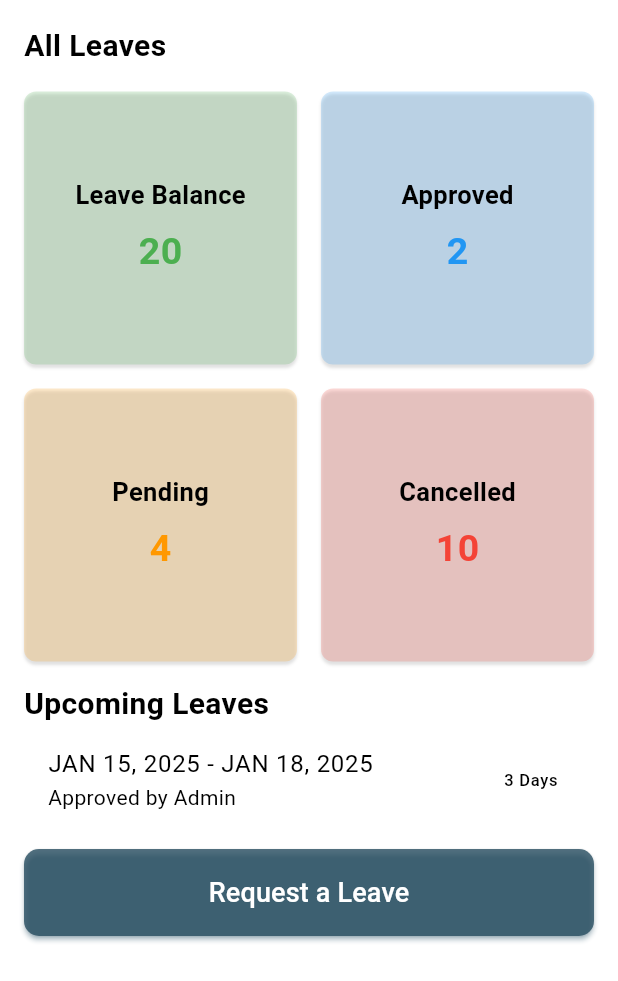
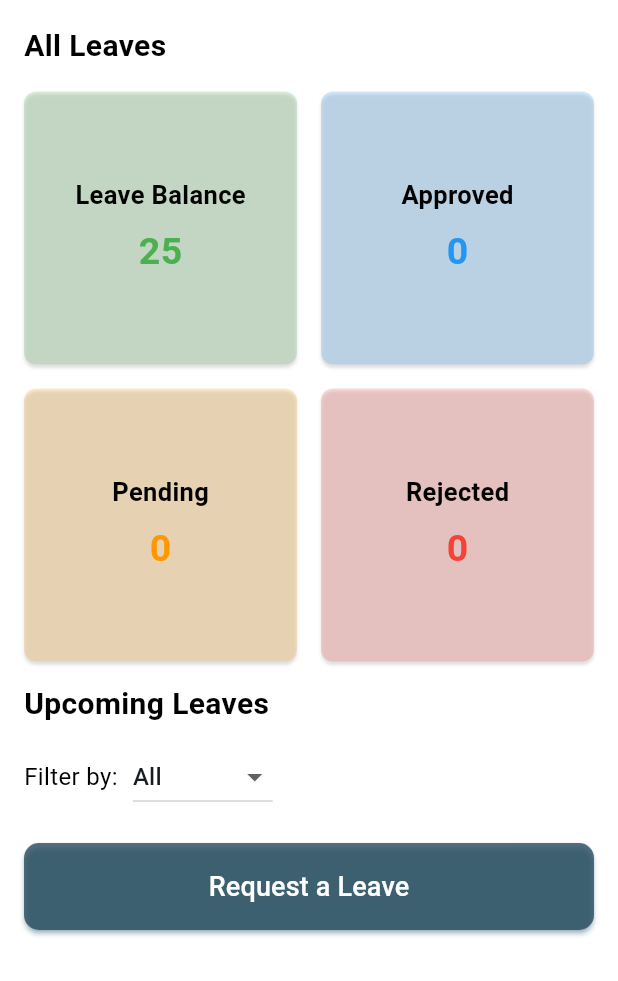
Before and after one commit to noura2tarek/gps-attendance-system, a Flutter app: the LeavesPage screen opened by its route, on a phone screen of 412 x 824 dp. Shown: the top 981 px of the screen. Run offline on Flutter 3.47's test engine with Material 3 defaults, Android fonts, the phone set to English and light mode, and no system bars; our stand-ins replace bloc, calendar_timeline, cloud_firestore, equatable, firebase_auth, firebase_core and 5 more; accounts and stored records are empty; generated files the repository leaves out were written again; Roboto replaces fonts that are missing (Lora); statements that could not run were skipped.

Commit message:
Leaves_user logic

```diff
--- a/lib/app/view/app.dart
+++ b/lib/app/view/app.dart
@@ -1,3 +1,4 @@
+import 'package:firebase_auth/firebase_auth.dart';
 import 'package:flutter/material.dart';
 import 'package:flutter_bloc/flutter_bloc.dart';
 import 'package:gps_attendance_system/app_navigator.dart';
@@ -5,11 +6,13 @@ import 'package:gps_attendance_system/blocs/attendance/attendance_bloc.dart';
 import 'package:gps_attendance_system/blocs/auth/auth_cubit.dart';
 import 'package:gps_attendance_system/blocs/language/change_language_cubit.dart';
 import 'package:gps_attendance_system/blocs/language/change_language_state.dart';
+import 'package:gps_attendance_system/blocs/leaves/leaves_bloc.dart';
 import 'package:gps_attendance_system/blocs/theme/theme_bloc.dart';
 import 'package:gps_attendance_system/blocs/theme/theme_state.dart';
 import 'package:gps_attendance_system/blocs/user_cubit/users_cubit.dart';
 import 'package:gps_attendance_system/core/app_routes.dart';
 import 'package:gps_attendance_system/core/models/user_model.dart';
+import 'package:gps_attendance_system/core/services/leave_service.dart';
 import 'package:gps_attendance_system/l10n/l10n.dart';
 import 'package:gps_attendance_system/presentation/animation/fade.dart';
 import 'package:gps_attendance_system/presentation/screens/admin_dashboard/admin_home.dart';
@@ -44,6 +47,15 @@ class App extends StatelessWidget {
           create: (context) => UsersCubit()
             ..getUsers()
             ..getAdminData(),
+        ),
+        BlocProvider(
+          create: (context) {
+            final userId =
+                FirebaseAuth.instance.currentUser?.uid; // Get current user ID
+            return LeaveBloc(
+              LeaveService(),
+            ); // Pass userId to LeaveBloc
+          },
         ),
       ],
       child: BlocBuilder<ChangeLanguageCubit, ChangeLanguageState>(
--- /dev/null
+++ b/lib/blocs/leaves/leaves_event.dart
@@ -0,0 +1,21 @@
+// leave_event.dart
+part of 'leaves_bloc.dart'; // Link to leave_bloc.dart
+
+abstract class LeaveEvent {}
+
+// Event to fetch leaves from Firestore
+class FetchLeaves extends LeaveEvent {}
+
+// Event to filter leaves based on status
+class FilterLeaves extends LeaveEvent {
+  final String filter;
+
+  FilterLeaves(this.filter);
+}
+
+
+class LeavesUpdated extends LeaveEvent {
+  final List<LeaveModel> leaves;
+
+  LeavesUpdated(this.leaves);
+}
--- /dev/null
+++ b/lib/blocs/leaves/leaves_state.dart
@@ -0,0 +1,21 @@
+// leave_state.dart
+part of 'leaves_bloc.dart';
+
+abstract class LeaveState {}
+
+class LeaveInitial extends LeaveState {}
+
+class LeaveLoading extends LeaveState {}
+
+class LeaveLoaded extends LeaveState {
+  final List<LeaveModel> leaves; // Filtered leaves
+  final List<LeaveModel> allLeaves; // Original list of leaves
+
+  LeaveLoaded({required this.leaves, required this.allLeaves});
+}
+
+class LeaveError extends LeaveState {
+  final String message;
+
+  LeaveError({required this.message});
+}
--- a/lib/core/services/leave_service.dart
+++ b/lib/core/services/leave_service.dart
@@ -39,4 +39,26 @@ class LeaveService {
               .toList(),
         );
   }
+
+  static Stream<List<LeaveModel>> getLeavesByContactNumber(
+      String contactNumber) {
+    return _leavesCollection
+        .where('contactNumber', isEqualTo: contactNumber)
+        .snapshots()
+        .map(
+          (snapshot) => snapshot.docs
+              .map((doc) => LeaveModel.fromFirestore(doc))
+              .toList(),
+        );
+  }
+
+  static Future<void> updateLeaveStatus(
+      String leaveId, String newStatus) async {
+    try {
+      await _leavesCollection.doc(leaveId).update({'status': newStatus});
+      print('Leave status updated successfully');
+    } catch (e) {
+      print('Error updating leave status: $e');
+    }
+  }
 }
--- a/lib/core/services/user_services.dart
+++ b/lib/core/services/user_services.dart
@@ -91,4 +91,25 @@ class UserService {
     });
     return usersData;
   }
+
+//method to retrieve the contact number of current user
+  static final FirebaseFirestore _firestore = FirebaseFirestore.instance;
+  static final CollectionReference<Map<String, dynamic>> _usersCollection =
+      _firestore.collection('users');
+
+  // Fetch the current user's contact number
+  static Future<String?> getCurrentUserContactNumber() async {
+    final userId = FirebaseAuth.instance.currentUser?.uid;
+    print("Current user ID: $userId"); // Debug log
+    if (userId != null) {
+      final userDoc = await _usersCollection.doc(userId).get();
+      if (userDoc.exists) {
+        final userData = userDoc.data() as Map<String, dynamic>?;
+        final contactNumber = userData?['contactNumber'] as String?;
+        print("Fetched contact number: $contactNumber"); // Debug log
+        return contactNumber;
+      }
+    }
+    return null;
+  }
 }
--- a/lib/presentation/screens/leaves/leaves_page.dart
+++ b/lib/presentation/screens/leaves/leaves_page.dart
@@ -1,10 +1,33 @@
 import 'package:flutter/material.dart';
+import 'package:flutter_bloc/flutter_bloc.dart';
+import 'package:gps_attendance_system/blocs/leaves/leaves_bloc.dart';
 import 'package:gps_attendance_system/core/app_routes.dart';
 import 'package:gps_attendance_system/presentation/screens/leaves/widgets/custom_button.dart';
 import 'package:gps_attendance_system/presentation/screens/leaves/widgets/leaves_status_square.dart';
+import 'package:intl/intl.dart';
 
-class LeavesPage extends StatelessWidget {
+class LeavesPage extends StatefulWidget {
   const LeavesPage({super.key});
+
+  @override
+  State<LeavesPage> createState() => _LeavesPageState();
+}
+
+class _LeavesPageState extends State<LeavesPage> {
+  String _selectedFilter = 'All';
+
+  final List<String> _filterOptions = [
+    'All',
+    'Pending',
+    'Approved',
+    'Rejected'
+  ];
+
+  @override
+  void initState() {
+    super.initState();
+    context.read<LeaveBloc>().add(FetchLeaves());
+  }
 
   @override
   Widget build(BuildContext context) {
@@ -23,59 +46,173 @@ class LeavesPage extends StatelessWidget {
                 ),
               ),
               const SizedBox(height: 16),
-              //------ Leave Status Squares ------//
-              GridView.count(
+
+              // Summary of Leave Status
+              BlocBuilder<LeaveBloc, LeaveState>(
+                builder: (context, state) {
+                  if (state is LeaveLoading) {
+                    return const Center(child: CircularProgressIndicator());
+                  } else if (state is LeaveError) {
+                    return Center(child: Text(state.message));
+                  } else if (state is LeaveLoaded) {
+                    final leaves = state.leaves;
+                    final pendingLeaves = leaves
+                        .where((leave) => leave.status == 'Pending')
+                        .length;
+                    final approvedLeaves = leaves
+                        .where((leave) => leave.status == 'Approved')
+                        .length;
+                    final rejectedLeaves = leaves
+                        .where((leave) => leave.status == 'Rejected')
+                        .length;
+
+                    return GridView.count(
                       crossAxisCount: 2,
                       crossAxisSpacing: 16,
                       mainAxisSpacing: 16,
                       shrinkWrap: true,
                       physics: const NeverScrollableScrollPhysics(),
-                children: const [
+                      children: [
                         LeaveStatusSquare(
                           title: 'Leave Balance',
-                    count: 20,
+                          count: 25, // Example value
                           color: Colors.green,
                           opacity: 0.2,
                         ),
                         LeaveStatusSquare(
                           title: 'Approved',
-                    count: 2,
+                          count: approvedLeaves,
                           color: Colors.blue,
                           opacity: 0.2,
                         ),
                         LeaveStatusSquare(
                           title: 'Pending',
-                    count: 4,
+                          count: pendingLeaves,
                           color: Colors.orange,
                           opacity: 0.2,
                         ),
                         LeaveStatusSquare(
-                    title: 'Cancelled',
-                    count: 10,
+                          title: 'Rejected',
+                          count: rejectedLeaves,
                           color: Colors.red,
                           opacity: 0.2,
                         ),
                       ],
+                    );
+                  } else {
+                    return const SizedBox();
+                  }
+                },
               ),
+
               const SizedBox(height: 14),
+
+              // Upcoming Leaves Header
               const Text(
                 'Upcoming Leaves',
                 style: TextStyle(fontSize: 20, fontWeight: FontWeight.bold),
               ),
-              //------ Upcoming Leaves list ------//
-              ListView(
-                shrinkWrap: true,
-                physics: const NeverScrollableScrollPhysics(),
-                children: const [
-                  ListTile(
-                    title: Text('JAN 15, 2025 - JAN 18, 2025'),
-                    subtitle: Text('Approved by Admin'),
-                    trailing: Text('3 Days'),
+              const SizedBox(height: 10),
+
+              // Filter Dropdown
+              Row(
+                children: [
+                  const Text(
+                    'Filter by:',
+                    style: TextStyle(fontSize: 16),
+                  ),
+                  const SizedBox(width: 10),
+                  DropdownButton<String>(
+                    value: _selectedFilter,
+                    onChanged: (String? newValue) {
+                      setState(() {
+                        _selectedFilter = newValue!;
+                      });
+                      context
+                          .read<LeaveBloc>()
+                          .add(FilterLeaves(_selectedFilter));
+                    },
+                    items: _filterOptions
+                        .map<DropdownMenuItem<String>>((String value) {
+                      return DropdownMenuItem<String>(
+                        value: value,
+                        child: Text(value),
+                      );
+                    }).toList(),
                   ),
                 ],
               ),
+
               const SizedBox(height: 10),
-              //-------- Request Leave Button --------//
+
+              // Upcoming Leaves List
+              BlocBuilder<LeaveBloc, LeaveState>(
+                builder: (context, state) {
+                  if (state is LeaveLoaded) {
+                    final filteredLeaves = state.leaves;
+
+                    // Date formatter
+                    final dateFormat = DateFormat('yyyy-MM-dd');
+
+                    return ListView.builder(
+                      shrinkWrap: true,
+                      physics: const NeverScrollableScrollPhysics(),
+                      itemCount: filteredLeaves.length,
+                      itemBuilder: (context, index) {
+                        final leave = filteredLeaves[index];
+                        final startDate =
+                            dateFormat.format(leave.startDate.toDate());
+                        final endDate =
+                            dateFormat.format(leave.endDate.toDate());
+                        final days = leave.endDate
+                            .toDate()
+                            .difference(leave.startDate.toDate())
+                            .inDays;
+
+                        return Card(
+                          margin: const EdgeInsets.symmetric(vertical: 6),
+                          child: ListTile(
+                            contentPadding: const EdgeInsets.symmetric(
+                                vertical: 8, horizontal: 12),
+                            title: Text(
+                              '$startDate - $endDate',
+                              style: const TextStyle(
+                                fontSize: 16,
+                                fontWeight: FontWeight.w500,
+                              ),
+                            ),
+                            subtitle: Text(
+                              leave.status,
+                              style: TextStyle(
+                                fontSize: 14,
+                                fontWeight: FontWeight.bold,
+                                color: leave.status == 'Approved'
+                                    ? Colors.green
+                                    : leave.status == 'Pending'
+                                        ? Colors.orange
+                                        : Colors.red,
+                              ),
+                            ),
+                            trailing: Text(
+                              '$days Day${days != 1 ? 's' : ''}',
+                              style: const TextStyle(
+                                fontSize: 14,
+                                color: Colors.grey,
+                              ),
+                            ),
+                          ),
+                        );
+                      },
+                    );
+                  } else {
+                    return const SizedBox();
+                  }
+                },
+              ),
+
+              const SizedBox(height: 10),
+
+              // Request Leave Button
               SizedBox(
                 width: MediaQuery.of(context).size.width * 0.6,
                 child: CustomButton(
@@ -84,7 +221,10 @@ class LeavesPage extends StatelessWidget {
                     Navigator.pushNamed(
                       context,
                       AppRoutes.requestLeave,
-                    );
+                    ).then((_) {
+                      // Refresh leaves after returning
+                      context.read<LeaveBloc>().add(FetchLeaves());
+                    });
                   },
                 ),
               ),
```
Also changed, not shown: lib/blocs/leaves/leaves_bloc.dart (added, +78 -0 lines), pubspec.lock, 127 other files. Lines whose indentation alone changed are shown as unchanged.
